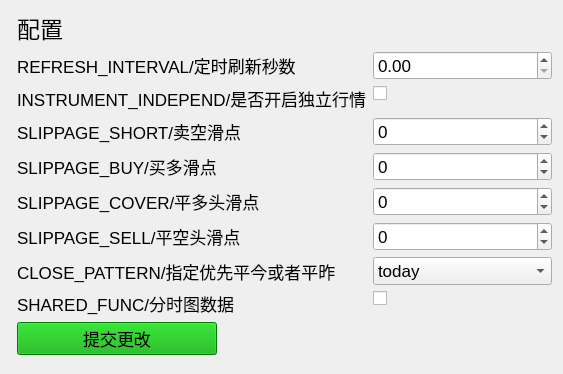
The window that app/ui/config.ui (ctpbee/ctpbee_desktop) describes before a commit, drawn with Qt 5.
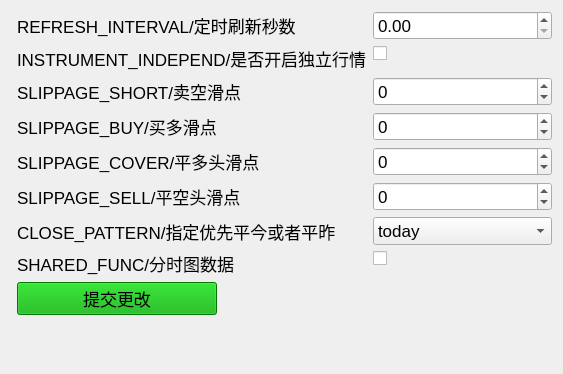
The same window after the commit. Icons and pictures are not drawn.

```diff
--- a/app/ui/config.ui
+++ b/app/ui/config.ui
@@ -36,18 +36,6 @@
   </property>
   <layout class="QFormLayout" name="formLayout_2">
    <item row="1" column="1">
-    <widget class="QLabel" name="label_9">
-     <property name="font">
-      <font>
-       <pointsize>17</pointsize>
-      </font>
-     </property>
-     <property name="text">
-      <string>配置</string>
-     </property>
-    </widget>
-   </item>
-   <item row="2" column="1">
     <layout class="QFormLayout" name="formLayout">
      <item row="0" column="0">
       <widget class="QLabel" name="label">
@@ -215,7 +203,7 @@
      </item>
     </layout>
    </item>
-   <item row="3" column="1">
+   <item row="2" column="1">
     <widget class="QPushButton" name="pushButton">
      <property name="maximumSize">
       <size>
```
